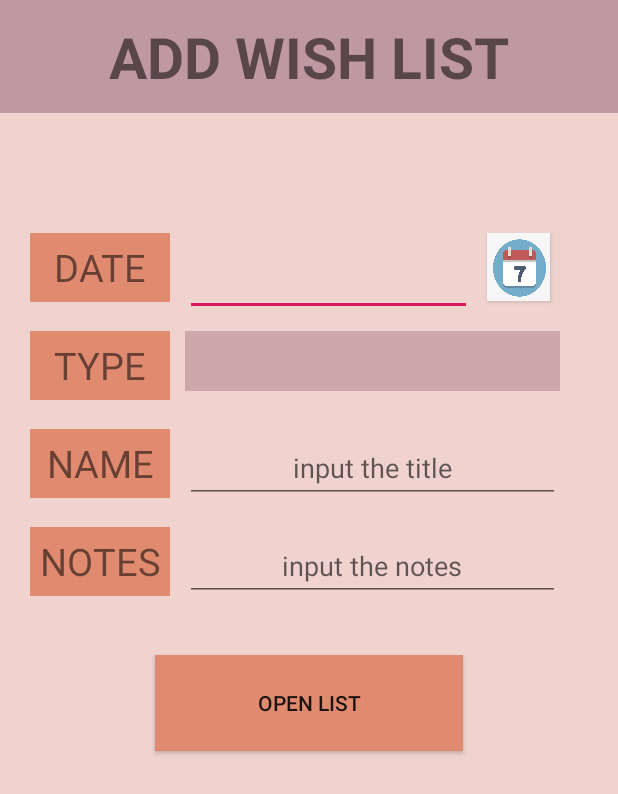
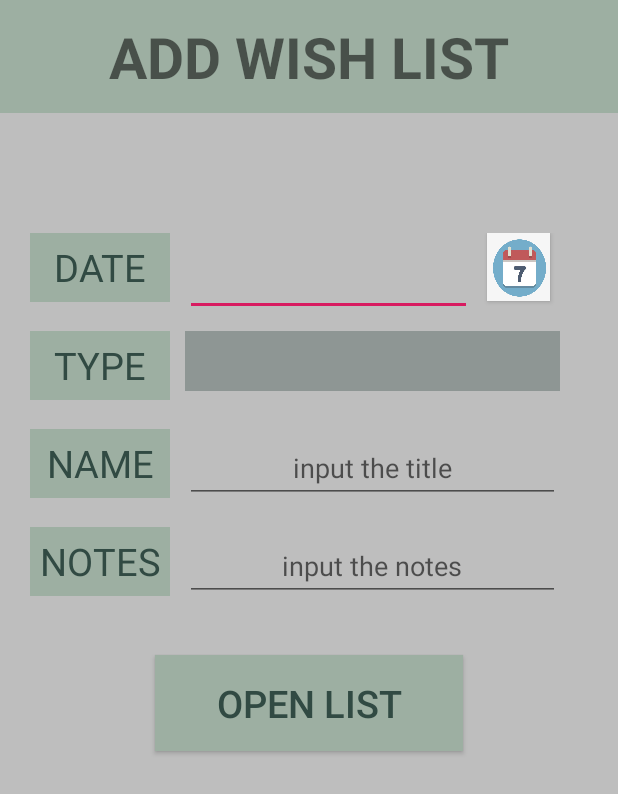
Before and after one commit to daixzz/finalApp, an Android app: the layout activity_add_sth.xml on its own in the app's theme, with its tools: preview values and no code run, on a phone screen of 412 x 824 dp. Shown: the top 794 px of the screen. Run offline under Robolectric (Android 15) with nearby library versions, the phone set to English and light mode, and no system bars.

Commit message:
6.16finallyyyyy!!!!!

```diff
--- a/app/src/main/java/com/zhen/finalapp/AnswerActivity.java
+++ b/app/src/main/java/com/zhen/finalapp/AnswerActivity.java
@@ -79,8 +79,8 @@ public class AnswerActivity extends ListActivity implements Runnable{
         listItems = new ArrayList<HashMap<String, String>>();
         for (int i = 0; i < 10; i++) {
             HashMap<String, String> map = new HashMap<String, String>();
-            map.put("resultName", "name? " + i); // ????
-            map.put("Producer", "author" + i); // ????
+            map.put("resultName", "........?........：? " ); // ????
+            map.put("Producer", "........!........：" ); // ????
             listItems.add(map);
         }
         listItemAdapter = new SimpleAdapter(this, listItems, // listItems???
--- a/app/src/main/java/com/zhen/finalapp/Book_ListActivity.java
+++ b/app/src/main/java/com/zhen/finalapp/Book_ListActivity.java
@@ -87,8 +87,8 @@ public class Book_ListActivity extends ListActivity implements Runnable , Adapte
         listItems = new ArrayList<HashMap<String, String>>();
         for (int i = 0; i < 10; i++) {
             HashMap<String, String> map = new HashMap<String, String>();
-            map.put("bookname", "name： " + i); // 标题文字
-            map.put("authorname", "author" + i); // 详情描述
+            map.put("bookname", "........?........ " ); // 标题文字
+            map.put("authorname", "........!........" ); // 详情描述
             listItems.add(map);
         }
         // 生成适配器的Item和动态数组对应的元素
--- a/app/src/main/java/com/zhen/finalapp/Movie_ListActivity.java
+++ b/app/src/main/java/com/zhen/finalapp/Movie_ListActivity.java
@@ -82,8 +82,8 @@ public class Movie_ListActivity extends ListActivity implements Runnable{
         listItems = new ArrayList<HashMap<String, String>>();
         for (int i = 0; i < 10; i++) {
             HashMap<String, String> map = new HashMap<String, String>();
-            map.put("movieName", "name： " + i); // 标题文字
-            map.put("DirectorName", "author" + i); // 详情描述
+            map.put("movieName", "........?........ " ); // 标题文字
+            map.put("DirectorName", "........!........"  ); // 详情描述
             listItems.add(map);
         }
         // 生成适配器的Item和动态数组对应的元素
--- a/app/src/main/java/com/zhen/finalapp/WishListActivity.java
+++ b/app/src/main/java/com/zhen/finalapp/WishListActivity.java
@@ -9,6 +9,7 @@ import android.content.Context;
 import android.content.DialogInterface;
 import android.content.Intent;
 import android.content.SharedPreferences;
+import android.graphics.Color;
 import android.os.Bundle;
 import android.os.Handler;
 import android.os.Message;
@@ -83,6 +84,7 @@ public class WishListActivity extends ListActivity implements Runnable,AdapterVi
         };
 
         getListView().setOnItemClickListener(this);
+        getListView().setBackgroundColor(Color.parseColor("#bebebe"));
 
     }
 
@@ -91,8 +93,8 @@ public class WishListActivity extends ListActivity implements Runnable,AdapterVi
         listItems = new ArrayList<HashMap<String, String>>();
         for (int i = 0; i < 10; i++) {
             HashMap<String, String> map = new HashMap<String, String>();
-            map.put("titles", "title： " + i); // 标题文字
-            map.put("notes", "notes" + i); // 详情描述
+            map.put("titles", "........?........ " ); // 标题文字
+            map.put("notes", "........!........：" ); // 详情描述
             listItems.add(map);
         }
         // 生成适配器的Item和动态数组对应的元素
--- a/app/src/main/res/layout/activity_add_sth.xml
+++ b/app/src/main/res/layout/activity_add_sth.xml
@@ -3,22 +3,22 @@
     xmlns:app="http://schemas.android.com/apk/res-auto"
     xmlns:tools="http://schemas.android.com/tools"
     android:layout_width="match_parent"
+    android:layout_height="match_parent"
+    android:background="#bebebe"
     android:orientation="vertical"
-    android:layout_height="match_parent"
-    android:background="#F0D3CF"
     tools:context=".Add_sthActivity">
+
 
     <TextView
         android:id="@+id/addTitle"
         android:layout_width="match_parent"
         android:layout_height="75sp"
-        android:background="#C098A4"
+        android:background="#9dafa2"
 
         android:gravity="center"
         android:text="@string/adddsth"
         android:textSize="38sp"
         android:textStyle="bold" />
-
 
     <LinearLayout
         android:layout_width="match_parent"
@@ -33,16 +33,18 @@
 
             android:layout_width="93dp"
             android:layout_height="46dp"
-            android:background="#E08B70"
+            android:background="#9dafa2"
             android:gravity="center"
-            android:textSize="25sp"
-            android:text="@string/datee" />
+            android:text="@string/datee"
+            android:textColor="#314A43"
+            android:textSize="25sp" />
 
         <EditText
             android:id="@+id/dateTo"
             android:layout_width="191dp"
             android:layout_height="match_parent"
             android:layout_gravity="left"
+            android:textColor="#314A43"
             android:layout_marginLeft="10dp"
             android:gravity="center" />
 
@@ -70,23 +72,24 @@
         <TextView
 
 
-
             android:id="@+id/Typee"
             android:layout_width="93dp"
             android:layout_height="46dp"
-            android:background="#E08B70"
+            android:textColor="#314A43"
+            android:background="#9dafa2"
             android:gravity="center"
-            android:textSize="25sp"
-            android:text="@string/typee" />
+            android:text="@string/typee"
+            android:textSize="25sp" />
 
 
         <Spinner
+            android:id="@+id/hisp"
+            android:layout_width="250dp"
+            android:layout_height="40dp"
+
+
             android:layout_marginLeft="10dp"
-            android:id="@+id/hisp"
-            android:background="#CDA7A9"
-
-            android:layout_width="250dp"
-            android:layout_height="40dp" />
+            android:background="#8e9694" />
 
 
     </LinearLayout>
@@ -105,10 +108,11 @@
             android:id="@+id/namee"
             android:layout_width="93dp"
             android:layout_height="46dp"
-            android:background="#E08B70"
+            android:background="#9dafa2"
             android:gravity="center"
-            android:textSize="25sp"
-            android:text="@string/add_name" />
+            android:textColor="#314A43"
+            android:text="@string/add_name"
+            android:textSize="25sp" />
 
         <EditText
             android:id="@+id/itsok"
@@ -116,9 +120,9 @@
             android:layout_height="46dp"
             android:layout_marginLeft="10dp"
             android:gravity="center"
+            android:textColor="#314A43"
 
             android:hint="@string/input2" />
-
 
 
     </LinearLayout>
@@ -128,6 +132,7 @@
         android:layout_height="55dp"
         android:layout_marginLeft="20dp"
         android:layout_marginTop="10dp"
+
         android:orientation="horizontal">
 
 
@@ -137,15 +142,17 @@
             android:id="@+id/notes"
             android:layout_width="93dp"
             android:layout_height="46dp"
-            android:background="#E08B70"
+            android:textColor="#314A43"
+            android:background="#9dafa2"
             android:gravity="center"
-            android:textSize="25sp"
-            android:text="@string/notes" />
+            android:text="@string/notes"
+            android:textSize="25sp" />
 
         <EditText
             android:id="@+id/thatsalright"
             android:layout_width="250dp"
             android:layout_height="46dp"
+            android:textColor="#314A43"
             android:layout_marginLeft="10dp"
             android:gravity="center"
 
@@ -160,16 +167,14 @@
         android:layout_height="64dp"
         android:layout_gravity="center"
         android:layout_marginTop="30dp"
-        android:background="#E08B70"
+        android:background="#9dafa2"
 
         android:gravity="center"
-
+        android:textColor="#314A43"
+        android:textSize="25dp"
         android:onClick="onOpen"
         android:text="Button"
         tools:text="@string/open_List" />
 
 
-
-
-
 </LinearLayout>
--- a/app/src/main/res/values/strings.xml
+++ b/app/src/main/res/values/strings.xml
@@ -30,5 +30,6 @@
     <string name="input2">input the title</string>
     <string name="input3">input the notes</string>
     <string name="open_List">OPEN LIST</string>
+    <string name="start">START</string>
 
 </resources>
```
Also changed, not shown: app/src/main/res/layout/activity_answer.xml (+6 -6 lines), app/src/main/res/layout/activity_answer_item.xml (+5 -5 lines), app/src/main/res/layout/activity_book__list.xml (+8 -9 lines), app/src/main/res/layout/activity_booklist_item.xml (+5 -6 lines), app/src/main/res/layout/activity_main.xml (+29 -40 lines), app/src/main/res/layout/activity_movie__list.xml (+4 -5 lines), app/src/main/res/layout/activity_movielist_item.xml (+5 -5 lines), app/src/main/res/layout/activity_the_beauty.xml (+9 -5 lines), app/src/main/res/layout/activity_wish_item.xml (+7 -7 lines), app/src/main/res/layout/activity_wish_list.xml (+3 -6 lines), app/src/main/res/drawable/button.png (deleted), app/src/main/res/drawable/start.JPG (added).
